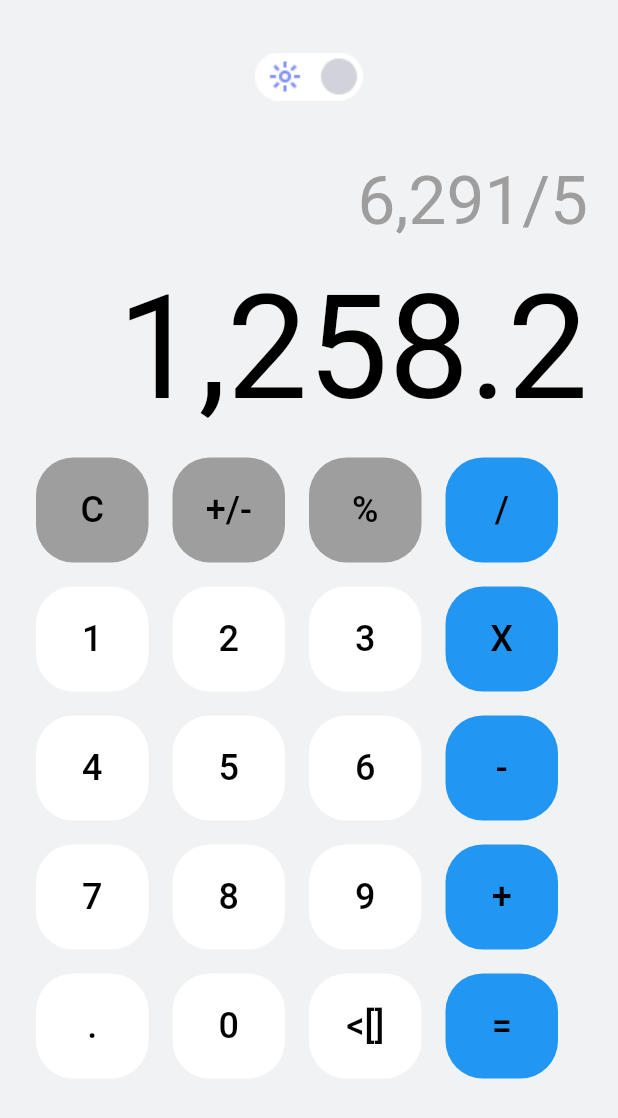
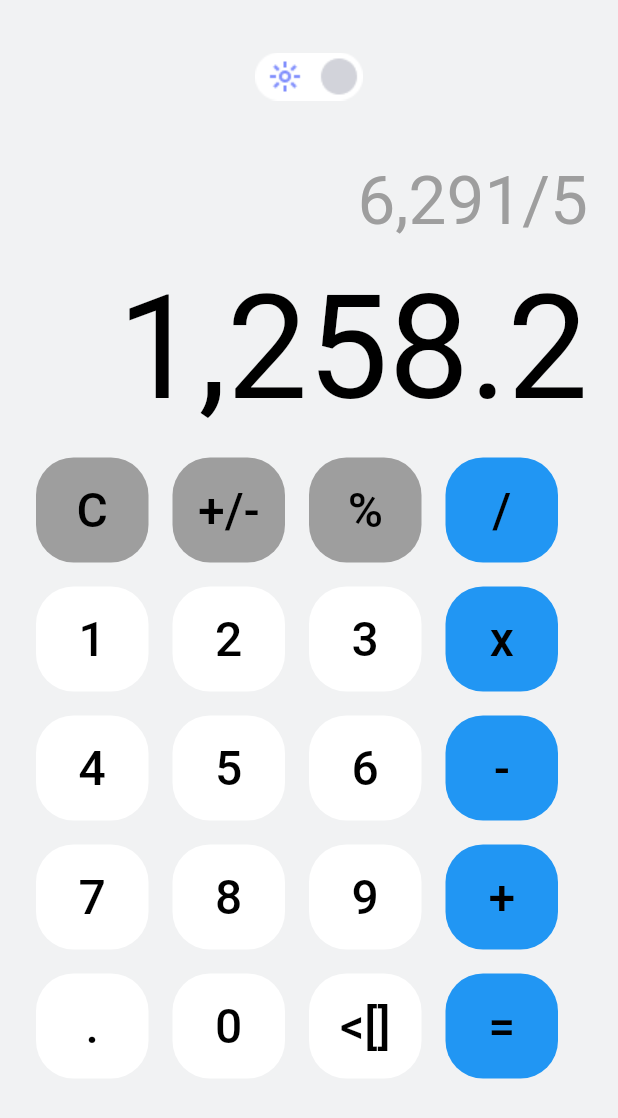
Before and after one commit to Zrazeo/calculator_flutter, a Flutter app: the screen it shows after launch, on a phone screen of 412 x 824 dp. Shown: the top 1118 px of the screen. Run offline on Flutter 3.47's test engine with Material 2 defaults, Android fonts, the phone set to English and light mode, and no system bars.

Commit message:
small changes

```diff
--- a/lib/screens/calc_screen.dart
+++ b/lib/screens/calc_screen.dart
@@ -88,7 +88,7 @@ class CalcScreen extends StatelessWidget {
                         ),
                         SizedBox(width: 16),
                         Button(
-                          text: 'X',
+                          text: 'x',
                           color: 'blue',
                         ),
                       ],
--- a/lib/widgets/button.dart
+++ b/lib/widgets/button.dart
@@ -32,7 +32,7 @@ class Button extends StatelessWidget {
         onPressed: () {},
         child: Text(
           text,
-          style: const TextStyle(fontSize: 24, color: Colors.black),
+          style: const TextStyle(fontSize: 32, color: Colors.black),
         ),
       ),
     );
```
